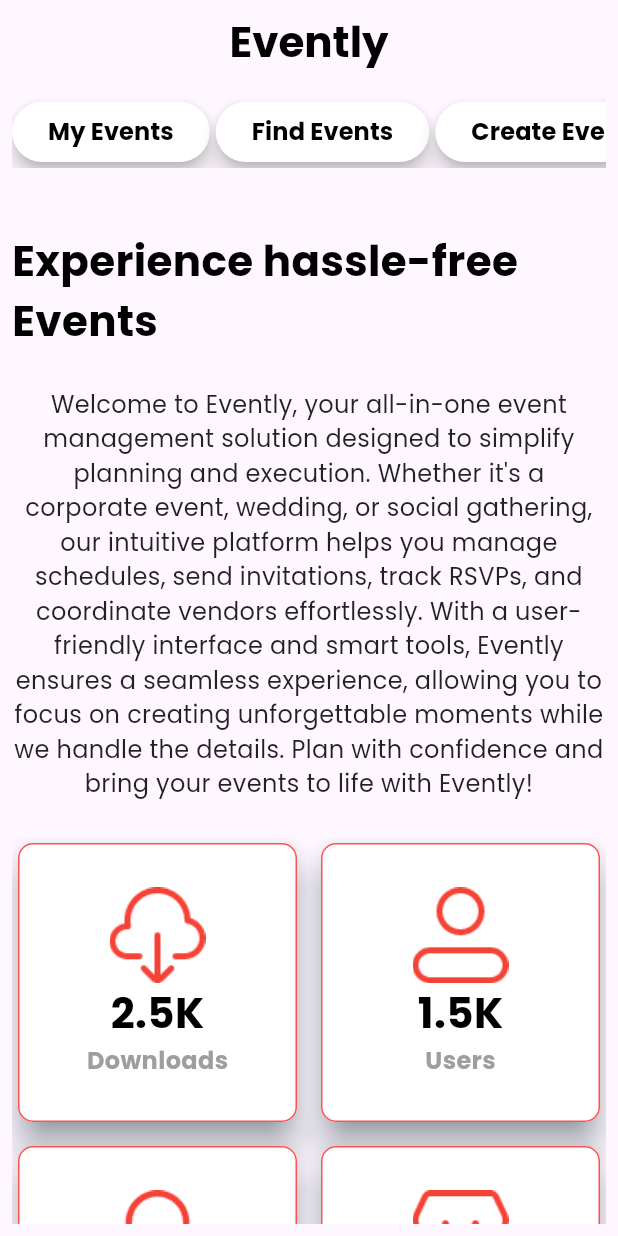
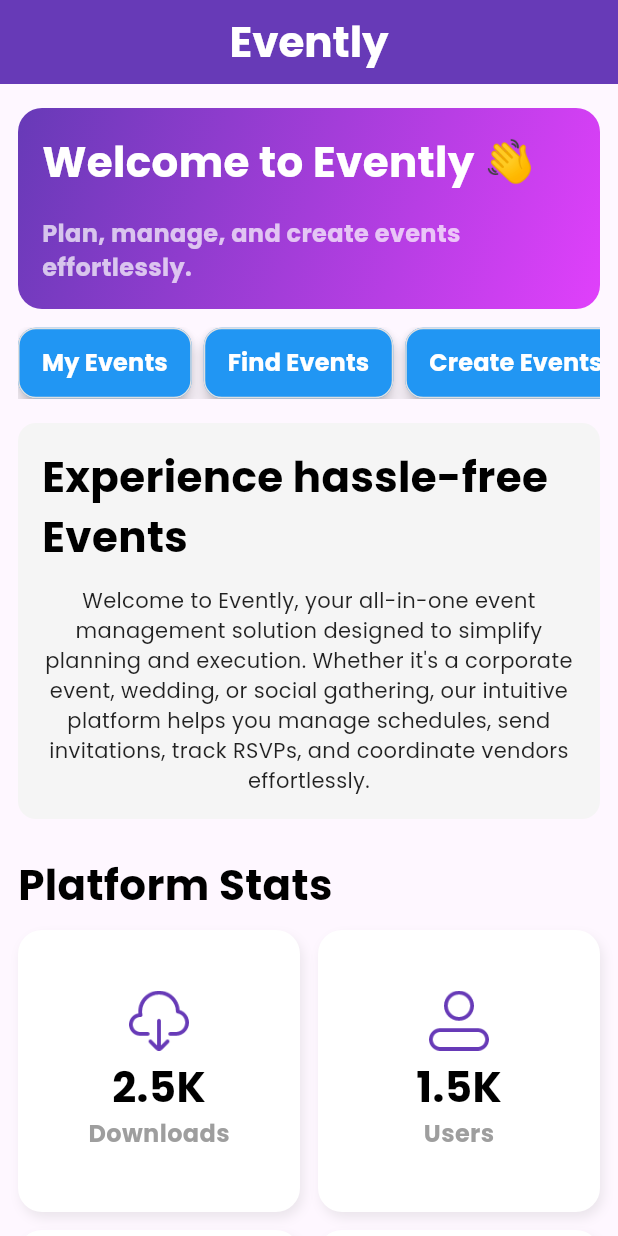
Before and after one commit to gtmpras/Evently, a Flutter app: the screen it shows once a user with an empty profile is signed in, after a tap on "My Events", on a phone screen of 412 x 824 dp. Run offline on Flutter 3.47's test engine with Material 3 defaults, Android fonts, the phone set to English and light mode, and no system bars; our stand-ins replace cloud_firestore, firebase_auth, firebase_core, flutter_riverpod, go_router, google_fonts and 2 more; accounts and stored records are empty.

Commit message:
Updating UI components

```diff
--- a/lib/core/constants/font_constants.dart
+++ b/lib/core/constants/font_constants.dart
@@ -39,7 +39,7 @@ class AppFonts {
   );
 
   static TextStyle bodyText = GoogleFonts.poppins(
-    fontSize: 16,
+    fontSize: 14,
     fontWeight: FontWeight.normal,
     color: Colors.black87,
   );
--- a/lib/main.dart
+++ b/lib/main.dart
@@ -1,5 +1,4 @@
 import 'package:evently/firebase_options.dart';
-import 'package:evently/src/partners/databases/dbHelper.dart';
 import 'package:evently/src/partners/routes/app_router.dart';
 import 'package:firebase_core/firebase_core.dart';
 import 'package:flutter/material.dart';
@@ -8,7 +7,7 @@ import 'package:flutter_riverpod/flutter_riverpod.dart';
 void main() async {
   WidgetsFlutterBinding.ensureInitialized();
   await Firebase.initializeApp(options: DefaultFirebaseOptions.currentPlatform);
-  await DbHelper.dbHelper.initDatabase();
+  // await DbHelper.dbHelper.initDatabase();
   runApp(ProviderScope(child: MyApp()));
 }
 
--- a/lib/src/partners/databases/dbHelper.dart
+++ b/lib/src/partners/databases/dbHelper.dart
@@ -1,166 +1,166 @@
-import 'dart:io';
-import 'package:path_provider/path_provider.dart';
-import 'package:sqflite/sqflite.dart';
-import 'package:evently/src/partners/models/evently_model.dart';
+// import 'dart:io';
+// import 'package:path_provider/path_provider.dart';
+// import 'package:sqflite/sqflite.dart';
+// import 'package:evently/src/partners/models/evently_model.dart';
 
-class DbHelper {
-  late Database database;
+// class DbHelper {
+//   late Database database;
 
-  static DbHelper dbHelper = DbHelper();
+//   static DbHelper dbHelper = DbHelper();
 
-  // Define constants for the table names and columns
-  final String tableName = 'events';
-  final String tableActiveEvents = 'activeEvents';
-  final String tableRegistration = 'registration';
+//   // Define constants for the table names and columns
+//   final String tableName = 'events';
+//   final String tableActiveEvents = 'activeEvents';
+//   final String tableRegistration = 'registration';
 
-  // Define column names for the 'events' table
-  final String idColumn = 'docId';
-  final String eventNameColumn = 'eventName';
-  final String eventDescColumn = 'eventDesc';
-  final String locationColumn = 'location';
-  final String bannerPhotoColumn = 'bannerPhoto';
-  final String hostNameColumn = 'hostName';
-  final String eventDateColumn = 'eventDate';
+//   // Define column names for the 'events' table
+//   final String idColumn = 'docId';
+//   final String eventNameColumn = 'eventName';
+//   final String eventDescColumn = 'eventDesc';
+//   final String locationColumn = 'location';
+//   final String bannerPhotoColumn = 'bannerPhoto';
+//   final String hostNameColumn = 'hostName';
+//   final String eventDateColumn = 'eventDate';
 
-  // Define column names for the 'activeEvents' table
-  final String eventDocIdColumn = 'eventDocID'; // Foreign key to events table
+//   // Define column names for the 'activeEvents' table
+//   final String eventDocIdColumn = 'eventDocID'; // Foreign key to events table
 
-  // Define column names for the 'registration' table
-  final String registrationEventDocIdColumn = 'eventDocId'; // Foreign key to activeEvents table
-  final String userNameColumn = 'userName';
-  final String emailColumn = 'email';
+//   // Define column names for the 'registration' table
+//   final String registrationEventDocIdColumn = 'eventDocId'; // Foreign key to activeEvents table
+//   final String userNameColumn = 'userName';
+//   final String emailColumn = 'email';
 
-  // Initialize the database
-  Future<void> initDatabase() async {
-    database = await connectToDatabase();
-  }
+//   // Initialize the database
+//   Future<void> initDatabase() async {
+//     database = await connectToDatabase();
+//   }
 
-  // Connect to the database
-  Future<Database> connectToDatabase() async {
-    Directory directory = await getApplicationDocumentsDirectory();
-    String path = '${directory.path}/evently.db';
+//   // Connect to the database
+//   Future<Database> connectToDatabase() async {
+//     Directory directory = await getApplicationDocumentsDirectory();
+//     String path = '${directory.path}/evently.db';
 
-    // Create or open the database and define tables
-    return openDatabase(
-      path,
-      version: 1,
-      onCreate: (db, version) {
+//     // Create or open the database and define tables
+//     return openDatabase(
+//       path,
+//       version: 1,
+//       onCreate: (db, version) {
 
-        //Tables for required tables in project.
-        db.execute('''
-          CREATE TABLE $tableName (
-            $idColumn TEXT PRIMARY KEY,
-            $eventNameColumn TEXT,
-            $eventDescColumn TEXT,
-            $locationColumn TEXT,
-            $bannerPhotoColumn TEXT,
-            $eventDateColumn TEXT
-          )
-        ''');
+//         //Tables for required tables in project.
+//         db.execute('''
+//           CREATE TABLE $tableName (
+//             $idColumn TEXT PRIMARY KEY,
+//             $eventNameColumn TEXT,
+//             $eventDescColumn TEXT,
+//             $locationColumn TEXT,
+//             $bannerPhotoColumn TEXT,
+//             $eventDateColumn TEXT
+//           )
+//         ''');
 
-      //Tables for all the events in project.
-        db.execute('''
-          CREATE TABLE $tableActiveEvents (
-            $eventDocIdColumn TEXT PRIMARY KEY,
-            $idColumn TEXT,
-            FOREIGN KEY ($idColumn) REFERENCES $tableName($idColumn)
-          )
-        ''');
+//       //Tables for all the events in project.
+//         db.execute('''
+//           CREATE TABLE $tableActiveEvents (
+//             $eventDocIdColumn TEXT PRIMARY KEY,
+//             $idColumn TEXT,
+//             FOREIGN KEY ($idColumn) REFERENCES $tableName($idColumn)
+//           )
+//         ''');
 
-      //Tables to store registration details.
-        db.execute('''
-          CREATE TABLE $tableRegistration (
-            $registrationEventDocIdColumn TEXT,
-            $userNameColumn TEXT,
-            $emailColumn TEXT,
-            FOREIGN KEY ($registrationEventDocIdColumn) REFERENCES $tableActiveEvents($eventDocIdColumn)
-          )
-        ''');
-      },
-      onUpgrade: (db, oldVersion, newVersion) {
-        // Handle database upgrade if necessary
-      },
-    );
-  }
+//       //Tables to store registration details.
+//         db.execute('''
+//           CREATE TABLE $tableRegistration (
+//             $registrationEventDocIdColumn TEXT,
+//             $userNameColumn TEXT,
+//             $emailColumn TEXT,
+//             FOREIGN KEY ($registrationEventDocIdColumn) REFERENCES $tableActiveEvents($eventDocIdColumn)
+//           )
+//         ''');
+//       },
+//       onUpgrade: (db, oldVersion, newVersion) {
+//         // Handle database upgrade if necessary
+//       },
+//     );
+//   }
 
-  // Insert EventModel into the database
-  Future<void> insertEventModel(EventModel eventModel) async {
-    // Insert into events table
-    await database.insert(tableName, eventModel.toJson(), conflictAlgorithm: ConflictAlgorithm.replace);
+//   // Insert EventModel into the database
+//   Future<void> insertEventModel(EventModel eventModel) async {
+//     // Insert into events table
+//     await database.insert(tableName, eventModel.toJson(), conflictAlgorithm: ConflictAlgorithm.replace);
 
-    // Insert each active event
-    if (eventModel.activeEvents != null) {
-      for (var activeEvent in eventModel.activeEvents!) {
-        await database.insert(tableActiveEvents, activeEvent.toJson(), conflictAlgorithm: ConflictAlgorithm.replace);
-      }
-    }
+//     // Insert each active event
+//     if (eventModel.activeEvents != null) {
+//       for (var activeEvent in eventModel.activeEvents!) {
+//         await database.insert(tableActiveEvents, activeEvent.toJson(), conflictAlgorithm: ConflictAlgorithm.replace);
+//       }
+//     }
 
-    // Insert each registration
-    if (eventModel.registration != null) {
-      for (var registration in eventModel.registration!) {
-        await database.insert(tableRegistration, registration.toJson(), conflictAlgorithm: ConflictAlgorithm.replace);
-      }
-    }
-  }
+//     // Insert each registration
+//     if (eventModel.registration != null) {
+//       for (var registration in eventModel.registration!) {
+//         await database.insert(tableRegistration, registration.toJson(), conflictAlgorithm: ConflictAlgorithm.replace);
+//       }
+//     }
+//   }
 
-  // Get all events from the events table
-  Future<List<EventModel>> getAllEvents() async {
-    List<Map<String, dynamic>> eventMaps = await database.query(tableName);
-    return eventMaps.map((e) => EventModel.fromMap(e)).toList();
-  }
+//   // Get all events from the events table
+//   Future<List<EventModel>> getAllEvents() async {
+//     List<Map<String, dynamic>> eventMaps = await database.query(tableName);
+//     return eventMaps.map((e) => EventModel.fromMap(e)).toList();
+//   }
 
-  // Get active events by eventDocId
-  Future<List<Map<String, dynamic>>> getActiveEventsByEventId(String eventDocId) async {
-    return await database.query(
-      tableActiveEvents,
-      where: '$eventDocIdColumn = ?',
-      whereArgs: [eventDocId],
-    );
-  }
+//   // Get active events by eventDocId
+//   Future<List<Map<String, dynamic>>> getActiveEventsByEventId(String eventDocId) async {
+//     return await database.query(
+//       tableActiveEvents,
+//       where: '$eventDocIdColumn = ?',
+//       whereArgs: [eventDocId],
+//     );
+//   }
 
-  // Get registrations for a specific active event
-  Future<List<Map<String, dynamic>>> getRegistrationsByEventDocId(String eventDocId) async {
-    return await database.query(
-      tableRegistration,
-      where: '$registrationEventDocIdColumn = ?',
-      whereArgs: [eventDocId],
-    );
-  }
+//   // Get registrations for a specific active event
+//   Future<List<Map<String, dynamic>>> getRegistrationsByEventDocId(String eventDocId) async {
+//     return await database.query(
+//       tableRegistration,
+//       where: '$registrationEventDocIdColumn = ?',
+//       whereArgs: [eventDocId],
+//     );
+//   }
 
-  // Update event details
-  Future<void> updateEvent(String docId, EventModel eventModel) async {
-    await database.update(
-      tableName,
-      eventModel.toJson(),
-      where: '$idColumn = ?',
-      whereArgs: [docId],
-    );
-  }
+//   // Update event details
+//   Future<void> updateEvent(String docId, EventModel eventModel) async {
+//     await database.update(
+//       tableName,
+//       eventModel.toJson(),
+//       where: '$idColumn = ?',
+//       whereArgs: [docId],
+//     );
+//   }
 
-  // Delete a specific event
-  Future<void> deleteEvent(String docId) async {
-    await database.delete(
-      tableName,
-      where: '$idColumn = ?',
-      whereArgs: [docId],
-    );
-  }
+//   // Delete a specific event
+//   Future<void> deleteEvent(String docId) async {
+//     await database.delete(
+//       tableName,
+//       where: '$idColumn = ?',
+//       whereArgs: [docId],
+//     );
+//   }
 
-  // Delete a specific active event
-  Future<void> deleteActiveEvent(String eventDocId) async {
-    await database.delete(
-      tableActiveEvents,
-      where: '$eventDocIdColumn = ?',
-      whereArgs: [eventDocId],
-    );
-  }
+//   // Delete a specific active event
+//   Future<void> deleteActiveEvent(String eventDocId) async {
+//     await database.delete(
+//       tableActiveEvents,
+//       where: '$eventDocIdColumn = ?',
+//       whereArgs: [eventDocId],
+//     );
+//   }
 
-  // Delete a registration
-  Future<void> deleteRegistration(String eventDocId) async {
-    await database.delete(
-      tableRegistration,
-      where: '$registrationEventDocIdColumn = ?',
-      whereArgs: [eventDocId],
-    );
-  }
-}
+//   // Delete a registration
+//   Future<void> deleteRegistration(String eventDocId) async {
+//     await database.delete(
+//       tableRegistration,
+//       where: '$registrationEventDocIdColumn = ?',
+//       whereArgs: [eventDocId],
+//     );
+//   }
+// }
--- a/lib/src/partners/services/auth_services.dart
+++ b/lib/src/partners/services/auth_services.dart
@@ -78,7 +78,7 @@ Future<List<ActiveEvents>> fetchActiveEvents()async{
       location: doc['location'],
       bannerPhoto: doc['bannerPhoto'],
       hostName: doc['hostName'],
-      eventDate: (doc['eventDate']as Timestamp).toDate(),
+      eventDate: (doc['eventDate'] as Timestamp).toDate().toIso8601String(), //converting eventDate to string format
     );
   }).toList();
   }catch (e){
@@ -88,7 +88,7 @@ Future<List<ActiveEvents>> fetchActiveEvents()async{
 
 
 //Add a new active event
-Future<void> addActiveEvent(ActiveEvent event)async{
+Future<void> addActiveEvent(ActiveEvents event)async{
   try{
     await firestore.collection('ActiveEvents').add({
       'eventName': event.eventName,
--- a/lib/src/screens/home_screen.dart
+++ b/lib/src/screens/home_screen.dart
@@ -2,8 +2,6 @@ import 'package:evently/core/constants/font_constants.dart';
 import 'package:evently/core/constants/route_constants.dart';
 import 'package:evently/core/helper/gap.dart';
 import 'package:evently/src/partners/services/auth_services.dart';
-import 'package:evently/core/widgets/button_widget.dart';
-import 'package:evently/core/widgets/card_widget.dart';
 import 'package:flutter/material.dart';
 import 'package:go_router/go_router.dart';
 
@@ -16,26 +14,67 @@ class HomeScreen extends StatefulWidget {
 
 class _HomeScreenState extends State<HomeScreen> {
   @override
+  @override
   Widget build(BuildContext context) {
     return Scaffold(
       appBar: AppBar(
         automaticallyImplyLeading: false,
-        title: Text("Evently", style: AppFonts.headingL),
+        backgroundColor: Colors.deepPurple,
+        title: Text(
+          "Evently",
+          style: AppFonts.headingL.copyWith(color: Colors.white),
+        ),
         centerTitle: true,
       ),
-      body: Padding(
-        padding: const EdgeInsets.all(8.0),
-        child: SafeArea(
+      body: SafeArea(
+        child: SingleChildScrollView(
+          child: Padding(
+            padding: const EdgeInsets.symmetric(horizontal: 12.0, vertical: 16),
             child: Column(
+              crossAxisAlignment: CrossAxisAlignment.start,
               children: [
+                _buildWelcomeBanner(),
+                VerticalGap.l,
                 _buildButtonRow(),
-              VerticalGap.exl,
+                VerticalGap.xl,
                 _buildDescriptionSection(),
                 VerticalGap.xxl,
+                Text("Platform Stats", style: AppFonts.headingL),
+                VerticalGap.m,
                 _buildGridView(),
               ],
             ),
           ),
+        ),
+      ),
+    );
+  }
+
+  Widget _buildWelcomeBanner() {
+    return Container(
+      width: double.infinity,
+      padding: const EdgeInsets.all(16),
+      decoration: BoxDecoration(
+        gradient: LinearGradient(
+          colors: [Colors.deepPurple, Colors.purpleAccent],
+          begin: Alignment.topLeft,
+          end: Alignment.bottomRight,
+        ),
+        borderRadius: BorderRadius.circular(16),
+      ),
+      child: Column(
+        crossAxisAlignment: CrossAxisAlignment.start,
+        children: [
+          Text(
+            "Welcome to Evently 👋",
+            style: AppFonts.headingL.copyWith(color: Colors.white),
+          ),
+          VerticalGap.xl,
+          Text(
+            "Plan, manage, and create events effortlessly.",
+            style: AppFonts.subheading.copyWith(color: Colors.white70),
+          ),
+        ],
       ),
     );
   }
@@ -44,62 +83,67 @@ class _HomeScreenState extends State<HomeScreen> {
     return SingleChildScrollView(
       scrollDirection: Axis.horizontal,
       child: Row(
-        mainAxisAlignment: MainAxisAlignment.start,
         children: [
-          customElevatedButton(
-            onPressed: () {},
-            child: Text(
-              "My Events",
-              style: AppFonts.buttonText.copyWith(color: Colors.black),
-            ),
-          ),
-          HorizontalGap.xs,
-          customElevatedButton(
-            onPressed: () {},
-            child: Text(
-              "Find Events",
-              style: AppFonts.buttonText.copyWith(color: Colors.black),
-            ),
-          ),
-          HorizontalGap.xs,
-          customElevatedButton(
+          _buildStyledButton("My Events", onPressed: () {}),
+          _buildStyledButton("Find Events", onPressed: () {}),
+          _buildStyledButton(
+            "Create Events",
             onPressed: () {
               context.push(AppRoutes.createEventPage);
             },
-            child: Text(
-              "Create Events",
-              style: AppFonts.buttonText.copyWith(color: Colors.black),
           ),
-          ),
-          HorizontalGap.xs,
-          customElevatedButton(
-            onPressed: () {
-              _handleSignOut(context);
-            },
-            style: ElevatedButton.styleFrom(
-              backgroundColor: Colors.red,
-              elevation: 5,
-            ),
-            child: Text("Sign Out", style: AppFonts.buttonText),
+          _buildStyledButton(
+            "Sign Out",
+            onPressed: () => _handleSignOut(context),
+            isDanger: true,
           ),
         ],
       ),
     );
   }
 
+  Widget _buildStyledButton(
+    String text, {
+    required VoidCallback onPressed,
+    bool isDanger = false,
+  }) {
+    return Padding(
+      padding: const EdgeInsets.only(right: 8),
+      child: ElevatedButton(
+        onPressed: onPressed,
+        style: ElevatedButton.styleFrom(
+          backgroundColor: isDanger ? Colors.red : Colors.blue,
+          foregroundColor: isDanger ? Colors.blue : Colors.black,
+          elevation: 4,
+          shape: RoundedRectangleBorder(
+            borderRadius: BorderRadius.circular(12),
+            side: BorderSide(color: Colors.grey.shade300),
+          ),
+          padding: const EdgeInsets.symmetric(horizontal: 16, vertical: 12),
+        ),
+        child: Text(text, style: AppFonts.buttonText),
+      ),
+    );
+  }
+
   Widget _buildDescriptionSection() {
-    return Column(
-      mainAxisAlignment: MainAxisAlignment.center,
+    return Container(
+      padding: const EdgeInsets.all(16),
+      decoration: BoxDecoration(
+        color: Colors.grey.shade100,
+        borderRadius: BorderRadius.circular(12),
+      ),
+      child: Column(
         children: [
           Text("Experience hassle-free Events", style: AppFonts.headingL),
-        VerticalGap.xxl,
+          VerticalGap.l,
           Text(
-          "Welcome to Evently, your all-in-one event management solution designed to simplify planning and execution. Whether it's a corporate event, wedding, or social gathering, our intuitive platform helps you manage schedules, send invitations, track RSVPs, and coordinate vendors effortlessly. With a user-friendly interface and smart tools, Evently ensures a seamless experience, allowing you to focus on creating unforgettable moments while we handle the details. Plan with confidence and bring your events to life with Evently!",
+            "Welcome to Evently, your all-in-one event management solution designed to simplify planning and execution. Whether it's a corporate event, wedding, or social gathering, our intuitive platform helps you manage schedules, send invitations, track RSVPs, and coordinate vendors effortlessly.",
             style: AppFonts.bodyText,
-          textAlign:
-              TextAlign.center,
+            textAlign: TextAlign.center,
           ),
         ],
+      ),
     );
   }
 
@@ -111,13 +155,7 @@ class _HomeScreenState extends State<HomeScreen> {
       "images/favoriteseller.png",
     ];
 
-    final List<String> downloadCounts = [
-        "2.5K",
-        "1.5K",
-        "82",
-        "40",
-    ];
-
+    final List<String> downloadCounts = ["2.5K", "1.5K", "82", "40"];
     final List<String> downloadLabels = [
       "Downloads",
       "Users",
@@ -125,43 +163,55 @@ class _HomeScreenState extends State<HomeScreen> {
       "Places",
     ];
 
-
-    return Expanded(
-      child: GridView.builder(
+    return GridView.builder(
+      shrinkWrap: true,
+      physics: NeverScrollableScrollPhysics(),
       itemCount: 4,
       gridDelegate: SliverGridDelegateWithFixedCrossAxisCount(
         crossAxisCount: 2,
-          crossAxisSpacing: 8,
-          mainAxisSpacing: 8,
+        crossAxisSpacing: 12,
+        mainAxisSpacing: 12,
+        childAspectRatio: 1,
       ),
       itemBuilder: (context, index) {
-          return SizedBox(
-            height: 100,
-            width: 100,
-            child: customCardWidget(
+        return Container(
+          decoration: BoxDecoration(
+            color: Colors.white,
+            borderRadius: BorderRadius.circular(16),
+            boxShadow: [
+              BoxShadow(
+                color: Colors.grey.withOpacity(0.2),
+                blurRadius: 6,
+                offset: Offset(2, 4),
+              ),
+            ],
+          ),
+          padding: const EdgeInsets.all(16),
           child: Column(
             mainAxisAlignment: MainAxisAlignment.center,
             children: [
-                  Image.asset(imagePaths[index],color: Colors.red,),
-                  Text(downloadCounts[index],style: AppFonts.headingL,),
-                  Text(downloadLabels[index],style: AppFonts.subheading,),
+              Image.asset(
+                imagePaths[index],
+                height: 40,
+                color: Colors.deepPurple,
+              ),
+              VerticalGap.xs,
+              Text(downloadCounts[index], style: AppFonts.headingL),
+              Text(downloadLabels[index], style: AppFonts.subheading),
             ],
-              ),
           ),
         );
       },
-      ),
     );
   }
 }
 
 _handleSignOut(dynamic context) async {
- try{
+  try {
     await AuthService().signOut(context);
     print("Signed out successfully");
     context.go(AppRoutes.login);
- }
- catch(e){
+  } catch (e) {
     print("Error while sign-out $e");
   }
 }
```
Also changed, not shown: lib/src/pages/create_events_page.dart (+76 -30 lines), lib/src/partners/models/evently_model.dart (+96 -35 lines). Lines whose indentation alone changed are shown as unchanged.
